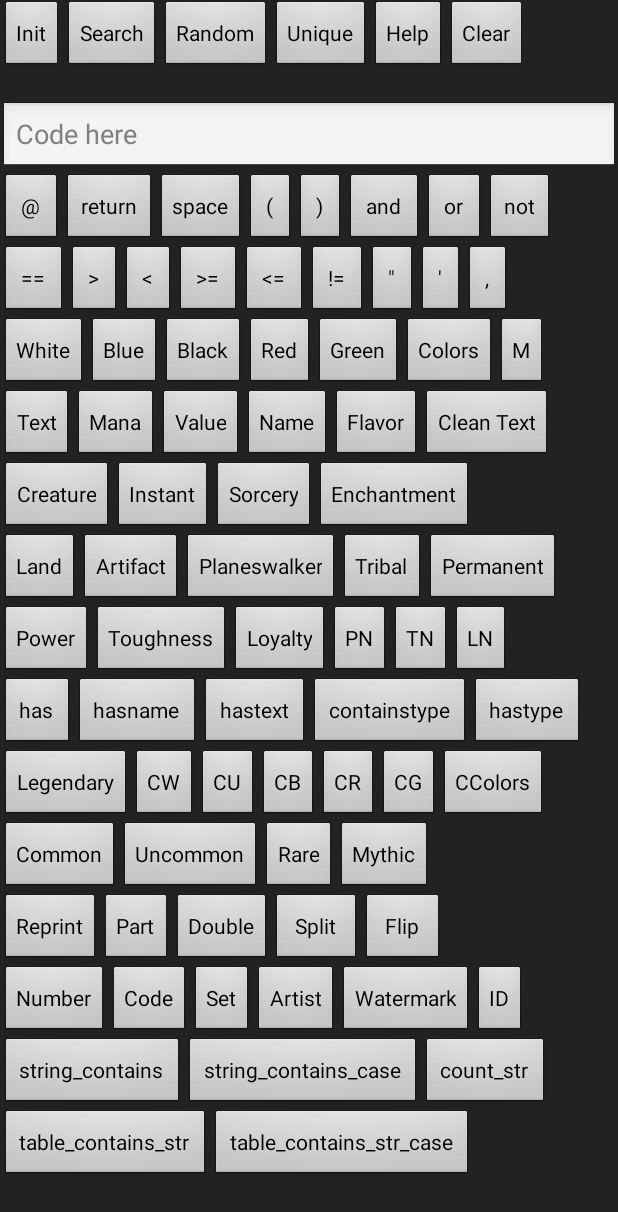
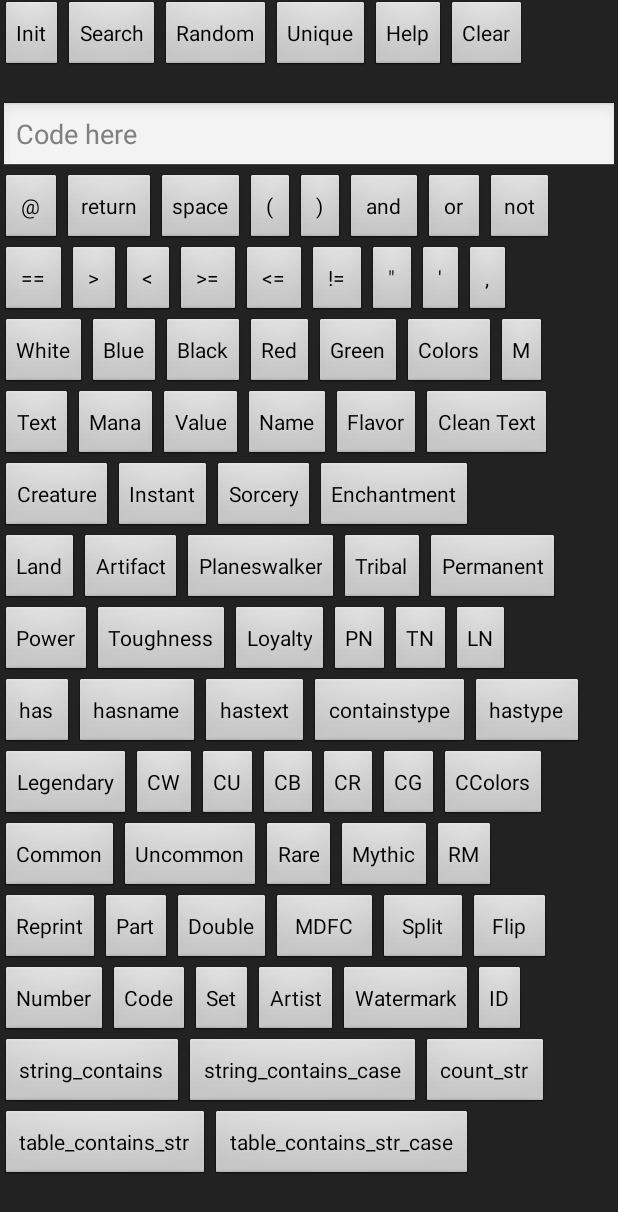
Before and after one commit to lzybluee/MtgViewer, an Android app: the SearchActivity screen opened directly, with no data from a screen before it, on a phone screen of 412 x 824 dp. Shown: the top 1212 px of the screen. Run offline under Robolectric (Android 15) with nearby library versions, the phone set to English and light mode, and no system bars.

Commit message:
Add buttons.

```diff
--- a/app/src/main/java/lu/cifer/mtgviewer/SearchActivity.java
+++ b/app/src/main/java/lu/cifer/mtgviewer/SearchActivity.java
@@ -361,9 +361,11 @@ public class SearchActivity extends Activity {
                 R.id.uncommon_button,
                 R.id.rare_button,
                 R.id.mythic_button,
+                R.id.rare_and_mythic_button,
                 R.id.reprint_index_button,
                 R.id.part_index_button,
                 R.id.double_button,
+                R.id.mdfc_button,
                 R.id.split_button,
                 R.id.flip_button,
                 R.id.number_button,
--- a/app/src/main/res/layout/search_layout.xml
+++ b/app/src/main/res/layout/search_layout.xml
@@ -557,6 +557,13 @@
             android:text="Mythic"
             android:hint="mythic" />
 
+        <Button
+            android:id="@+id/rare_and_mythic_button"
+            android:layout_width="wrap_content"
+            android:layout_height="wrap_content"
+            android:text="RM"
+            android:hint="rm" />
+
     </LinearLayout>
 
     <LinearLayout
@@ -584,6 +591,13 @@
             android:layout_height="wrap_content"
             android:text="Double"
             android:hint="double" />
+
+        <Button
+            android:id="@+id/mdfc_button"
+            android:layout_width="wrap_content"
+            android:layout_height="wrap_content"
+            android:text="MDFC"
+            android:hint="isMDFC" />
 
         <Button
             android:id="@+id/split_button"
```
Also changed, not shown: app/src/main/java/lu/cifer/mtgviewer/CardAnalyzer.java (+11 -11 lines), app/src/main/java/lu/cifer/mtgviewer/CardParser.java (+0 -9 lines), app/src/main/java/lu/cifer/mtgviewer/MainActivity.java (+13 -23 lines), 1 other file.
